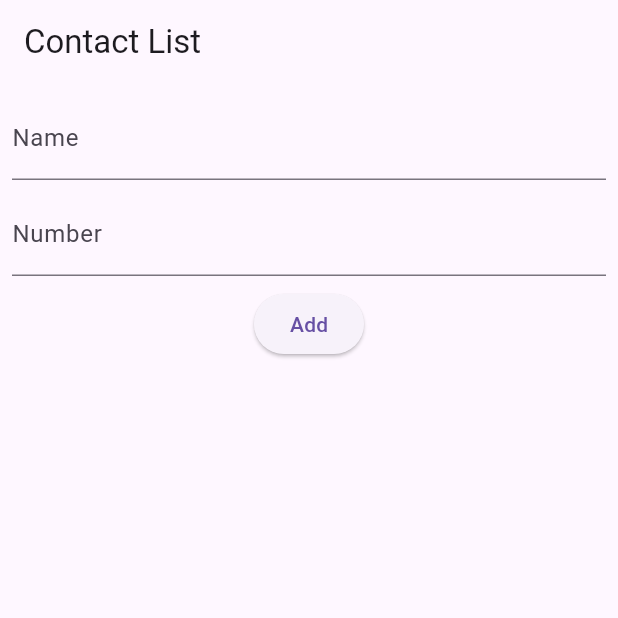
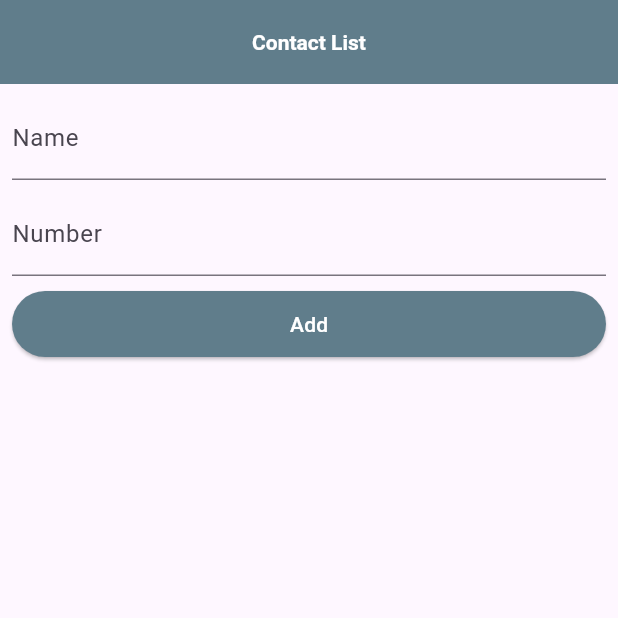
Before and after one commit to Imon13/contractassingment, a Flutter app: the screen it shows after launch, on a phone screen of 412 x 824 dp, the top half of it. Run offline on Flutter 3.47's test engine with Material 3 defaults, Android fonts, the phone set to English and light mode, and no system bars.

Commit message:
appbar styel

```diff
--- a/lib/main.dart
+++ b/lib/main.dart
@@ -10,7 +10,25 @@ class ContactListApp extends StatelessWidget {
     return MaterialApp(
       title: 'Contact List',
       theme: ThemeData(
-        primarySwatch: Colors.blue,
+       appBarTheme: AppBarTheme(
+
+         centerTitle: true,
+
+         backgroundColor: Colors.blueGrey,
+         titleTextStyle: TextStyle(
+           fontWeight: FontWeight.bold,
+
+         ),
+
+       ),
+        elevatedButtonTheme: ElevatedButtonThemeData(
+          style: ElevatedButton.styleFrom(
+              foregroundColor: Colors.white,
+            backgroundColor: Colors.blueGrey,
+              fixedSize: Size.fromWidth(double.maxFinite),
+              padding: EdgeInsets.symmetric(vertical: 12)
+          )
+        )
       ),
       home: ContactListScreen(),
     );
```
